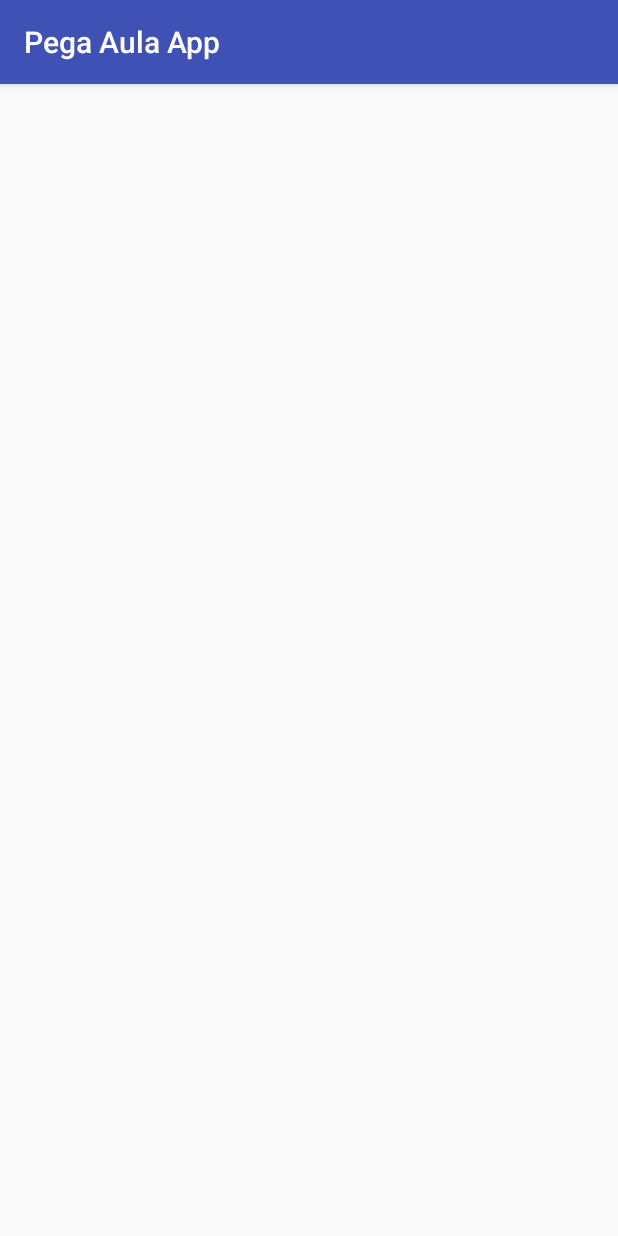
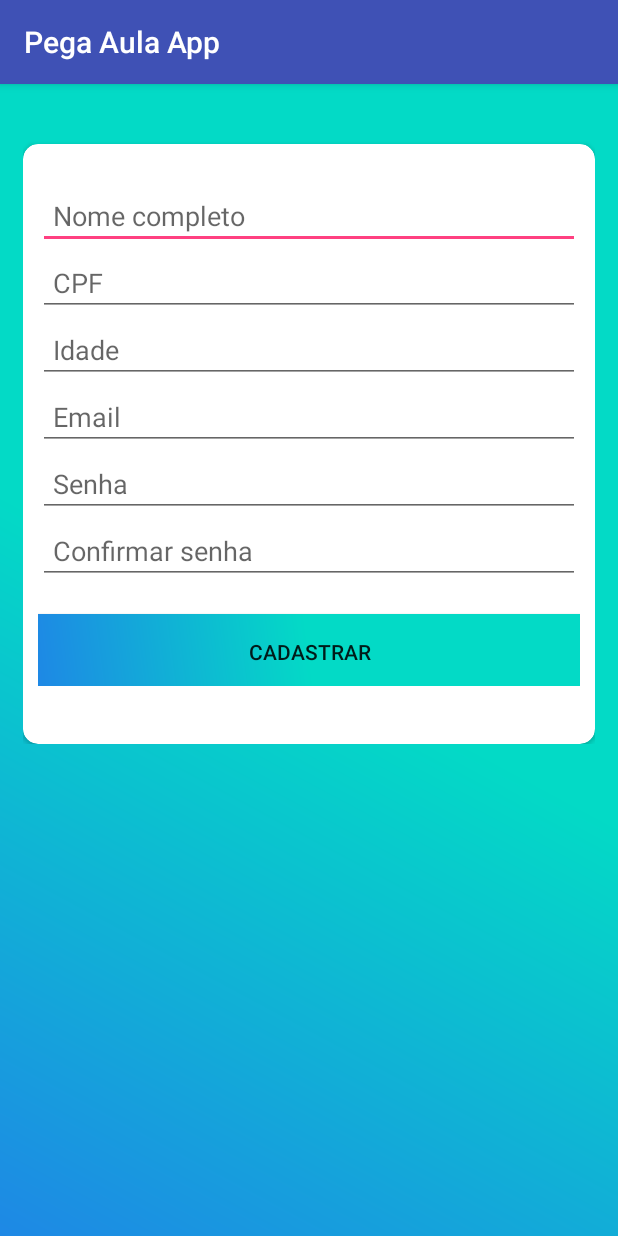
Before and after one commit to agatavelasco/PegaAula, an Android app: the CadastroActivity screen opened directly, with no data from a screen before it, on a phone screen of 412 x 824 dp. Run offline under Robolectric (Android 15) with nearby library versions, the phone set to English and light mode, and no system bars.

Commit message:
Tela Cadastro

```diff
--- a/app/src/main/res/layout/activity_cadastro.xml
+++ b/app/src/main/res/layout/activity_cadastro.xml
@@ -4,6 +4,99 @@
     xmlns:tools="http://schemas.android.com/tools"
     android:layout_width="match_parent"
     android:layout_height="match_parent"
-    tools:context=".CadastroActivity">
+    tools:context=".CadastroActivity"
+    android:background="@drawable/gradient">
 
+
+    <LinearLayout
+        android:layout_width="match_parent"
+        android:layout_height="wrap_content"
+        android:orientation="vertical"
+        android:layout_marginLeft="15dp"
+        android:layout_marginRight="15dp">
+
+
+        <android.support.v7.widget.CardView
+            android:layout_marginTop="40dp"
+            android:layout_gravity="center"
+            app:cardCornerRadius="10dp"
+            app:cardBackgroundColor="@color/cardview_light_background"
+            android:foregroundGravity="center"
+            android:layout_width="match_parent"
+            android:layout_height="400dp">
+
+            <LinearLayout
+                android:padding="10dp"
+                android:layout_width="match_parent"
+                android:layout_height="wrap_content"
+                android:orientation="vertical">
+
+                <EditText
+                    android:layout_marginTop="15dp"
+                    android:padding="10dp"
+                    android:id="@+id/edt_nome"
+                    android:hint="Nome completo"
+                    android:inputType="text"
+                    android:layout_width="match_parent"
+                    android:layout_height="match_parent" />
+
+                <EditText
+                    android:padding="10dp"
+                    android:id="@+id/edt_cpf"
+                    android:layout_width="match_parent"
+                    android:layout_height="match_parent"
+                    android:hint="CPF" />
+
+                <EditText
+                    android:padding="10dp"
+                    android:id="@+id/edt_idade"
+                    android:layout_width="match_parent"
+                    android:layout_height="match_parent"
+                    android:hint="Idade" />
+
+                <EditText
+                    android:padding="10dp"
+                    android:id="@+id/edt_email"
+                    android:layout_width="match_parent"
+                    android:layout_height="match_parent"
+                    android:hint="Email" />
+
+                <EditText
+                    android:padding="10dp"
+                    android:inputType="textPassword"
+                    android:id="@+id/edt_password1"
+                    android:layout_width="match_parent"
+                    android:layout_height="match_parent"
+                    android:hint="Senha" />
+
+
+                <EditText
+                    android:padding="10dp"
+                    android:inputType="textPassword"
+                    android:id="@+id/edt_password2"
+                    android:layout_width="match_parent"
+                    android:layout_height="match_parent"
+                    android:hint="Confirmar senha" />
+
+                <Button
+                    android:layout_marginTop="20dp"
+                    android:paddingTop="15dp"
+                    android:id="@+id/btn_entrar"
+                    android:background="@drawable/gradient"
+                    android:gravity="center_horizontal"
+                    android:layout_width="match_parent"
+                    android:layout_height="wrap_content"
+                    android:text="Cadastrar" />
+
+
+            </LinearLayout>
+
+
+
+
+        </android.support.v7.widget.CardView>
+
+
+
+    </LinearLayout>
 </android.support.constraint.ConstraintLayout>
--- a/app/src/main/res/layout/activity_login.xml
+++ b/app/src/main/res/layout/activity_login.xml
@@ -39,7 +39,7 @@
                     android:layout_marginTop="15dp"
                     android:padding="10dp"
                     android:id="@+id/edt_login"
-                    android:hint="Usuario"
+                    android:hint="Email"
                     android:inputType="text"
                     android:layout_width="match_parent"
                     android:layout_height="match_parent" />
```
Also changed, not shown: 2 other files.
